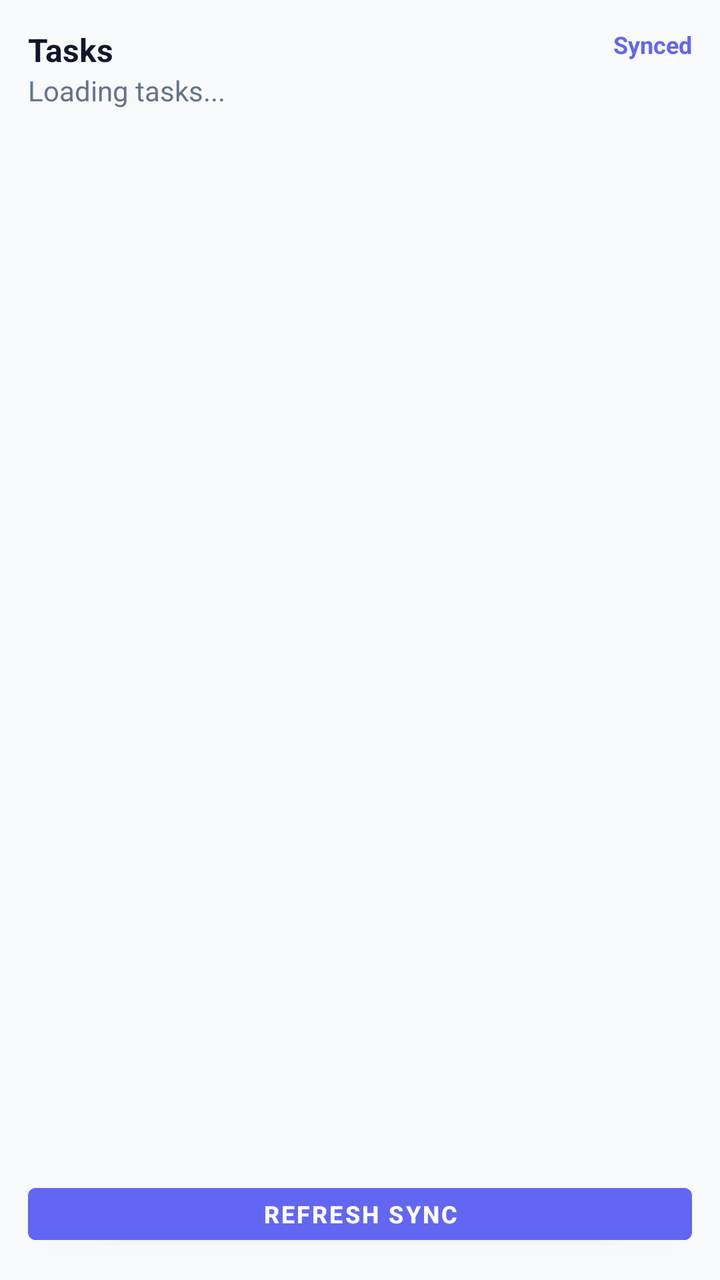
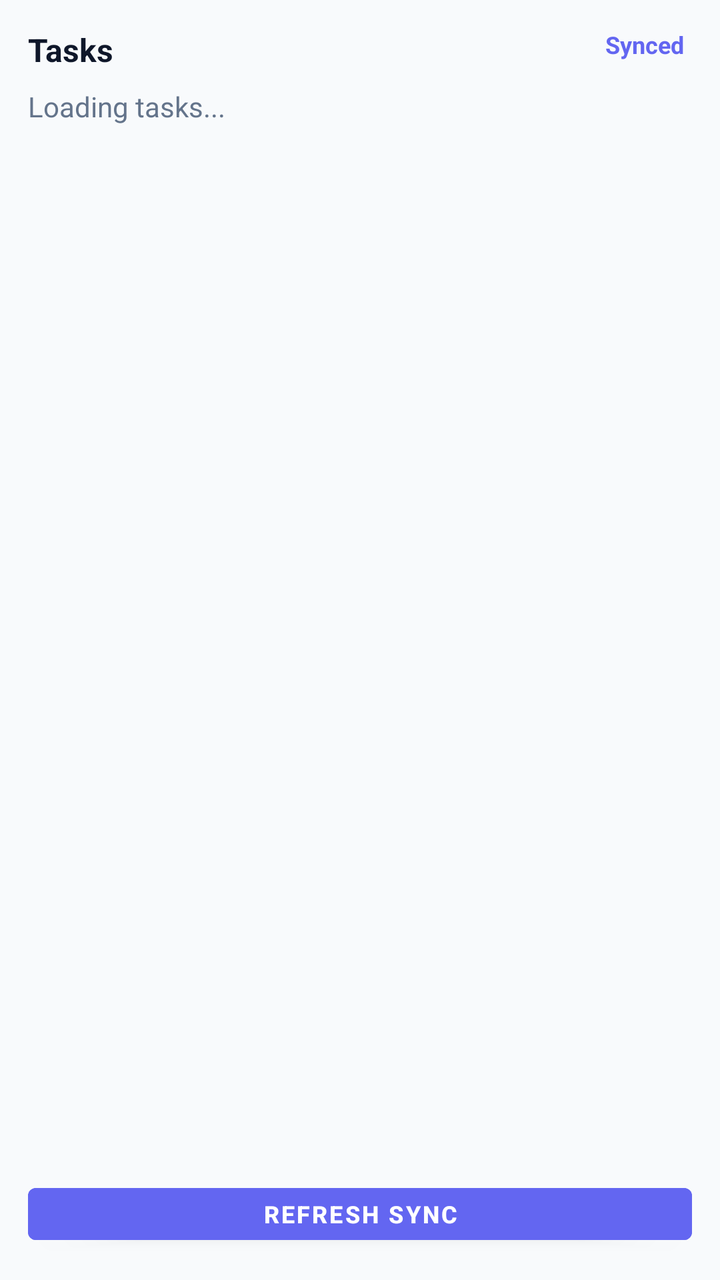

Two renders of the same Android screen: before a commit and after it. Below are the layout's source before the change and the commit's diff.
<!-- AndroidManifest.xml: application theme Theme.MaterialComponents.DayNight.NoActionBar -->
<!-- res/layout/task_widget_layout.xml -->
<?xml version="1.0" encoding="utf-8"?>
<LinearLayout xmlns:android="http://schemas.android.com/apk/res/android"
    android:layout_width="match_parent"
    android:layout_height="match_parent"
    android:orientation="vertical"
    android:padding="14dp"
    android:background="#f8fafc">

    
    <RelativeLayout
        android:layout_width="match_parent"
        android:layout_height="wrap_content"
        android:marginEnd="4dp"
        android:marginBottom="8dp">

        <TextView
            android:id="@+id/widgetTitle"
            android:layout_width="wrap_content"
            android:layout_height="wrap_content"
            android:text="Tasks"
            android:textColor="#0f172a"
            android:textSize="16sp"
            android:textStyle="bold" />

        <TextView
            android:id="@+id/widgetSyncStatus"
            android:layout_width="wrap_content"
            android:layout_height="wrap_content"
            android:layout_alignParentEnd="true"
            android:text="Synced"
            android:textColor="#6366f1"
            android:textSize="12sp"
            android:textStyle="bold" />
    </RelativeLayout>

    
    <TextView
        android:id="@+id/widgetTaskListText"
        android:layout_width="match_parent"
        android:layout_height="0dp"
        android:layout_weight="1"
        android:text="Loading tasks..."
        android:textColor="#64748b"
        android:textSize="14sp"
        android:lineSpacingExtra="4dp" />

    
    <Button
        android:id="@+id/widgetRefreshBtn"
        android:layout_width="match_parent"
        android:layout_height="38dp"
        android:text="Refresh Sync"
        android:textColor="#ffffff"
        android:backgroundTint="#6366f1"
        android:textSize="12sp"
        android:textStyle="bold" />

</LinearLayout>
<!-- resources referenced by this layout -->
<resources>

</resources>

<!-- the commit's change to res/layout/task_widget_layout.xml (unified diff, before → after) -->
@@ -10,8 +10,8 @@
     <RelativeLayout
         android:layout_width="match_parent"
         android:layout_height="wrap_content"
-        android:marginEnd="4dp"
-        android:marginBottom="8dp">
+        android:layout_marginEnd="4dp"
+        android:layout_marginBottom="8dp">
 
         <TextView
             android:id="@+id/widgetTitle"
